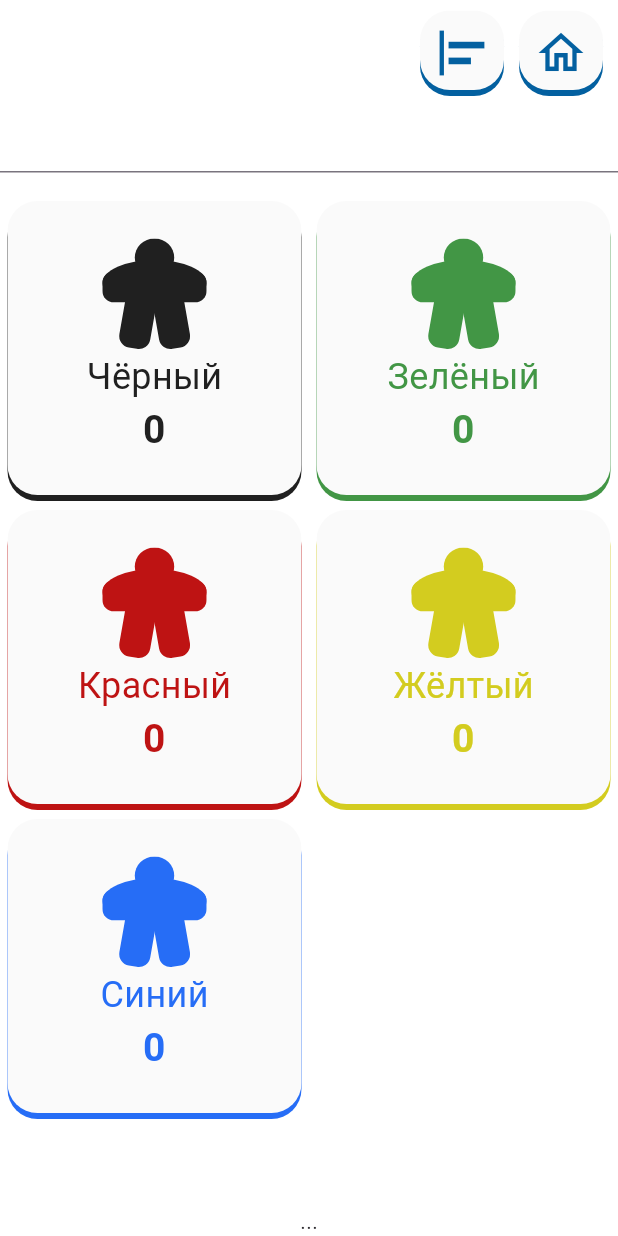
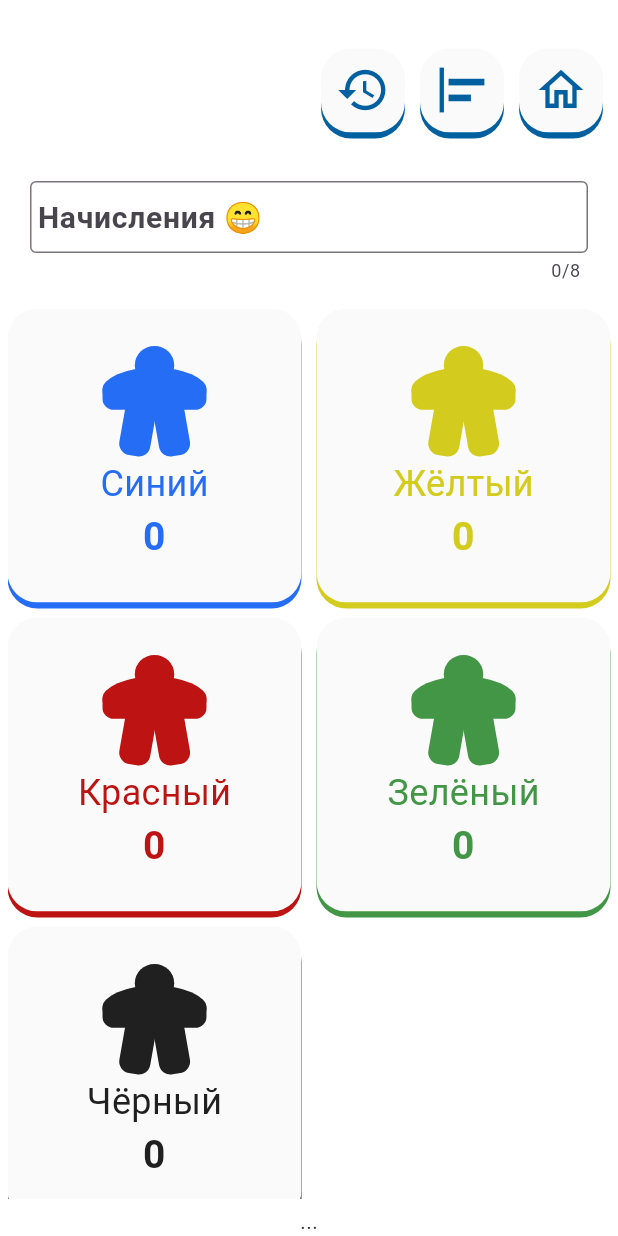
Before and after one commit to NOOBHECMETAHKA/Carcasson, a Flutter app: the screen it shows after launch, after a tap on the "align horizontal left" icon, on a phone screen of 412 x 824 dp. Run offline on Flutter 3.47's test engine with Material 3 defaults, Android fonts, the phone set to English and light mode, and no system bars; our stand-ins replace flutter_svg, hive, hive_flutter; accounts and stored records are empty.

Commit message:
point work finished, add or remove points with hive saved

```diff
--- a/lib/config/constants.dart
+++ b/lib/config/constants.dart
@@ -1 +1 @@
-const String savedGame = 'carcassonne';
+const String savedGameConstant = 'carcassonne';
--- a/lib/main.dart
+++ b/lib/main.dart
@@ -1,3 +1,4 @@
+import 'package:carcassonne/models/player_model.dart';
 import 'package:flutter/material.dart';
 import 'package:hive_flutter/hive_flutter.dart';
 
@@ -7,6 +8,7 @@ import 'screens/game_screen.dart';
 void main() async {
   WidgetsFlutterBinding.ensureInitialized();
   await Hive.initFlutter();
+  Hive.registerAdapter(UnitPlayerAdapter());
   runApp(const MyApp());
 }
 
--- a/lib/models/player_model.dart
+++ b/lib/models/player_model.dart
@@ -7,9 +7,9 @@ class UnitPlayer extends HiveObject {
   @HiveField(0)
   String name;
   @HiveField(1)
-  int point = 0;
+  int point;
   @HiveField(2)
   String? image;
 
-  UnitPlayer(this.name, {required int point, this.image});
+  UnitPlayer(this.name, this.point, {this.image});
 }
--- a/lib/screens/game_screen.dart
+++ b/lib/screens/game_screen.dart
@@ -1,9 +1,15 @@
+//libs
 import 'package:flutter/material.dart';
+import 'package:flutter/services.dart';
+import 'package:flutter_svg/flutter_svg.dart';
+import 'package:hive_flutter/hive_flutter.dart';
+//styles
 import 'package:carcassonne/styles/base_elements_styles.dart';
 import 'package:carcassonne/styles/base_colors.dart';
-
+//configs
+import 'package:carcassonne/config/constants.dart';
+//models
 import 'package:carcassonne/models/player_model.dart';
-import 'package:flutter_svg/flutter_svg.dart';
 
 class GameScreen extends StatefulWidget {
   const GameScreen({super.key});
@@ -13,17 +19,52 @@ class GameScreen extends StatefulWidget {
 }
 
 class _GameScreenState extends State<GameScreen> {
-  TextEditingController pointEditor = TextEditingController();
+  /// Контроллер текста
+  /// * Для начисления и отчисления большого количества очков мгновенно
+  TextEditingController pointEditorEditController = TextEditingController();
 
+  /// Значение выбранного элемета
+  /// * Скрывает нижнюю панель
+  /// * Указывает на выбранного юнита
   int selectedPlayer = -1;
 
-  List<UnitPlayer> players = List.of([
-    UnitPlayer("Чёрный", point: 0, image: 'lib/img/svg/Black-unit.svg'),
-    UnitPlayer("Зелёный", point: 0, image: 'lib/img/svg/Green-unit.svg'),
-    UnitPlayer("Красный", point: 0, image: 'lib/img/svg/Red-unit.svg'),
-    UnitPlayer("Жёлтый", point: 0, image: 'lib/img/svg/Yellow-unit.svg'),
-    UnitPlayer("Синий", point: 0, image: 'lib/img/svg/Blue-unit.svg'),
-  ]);
+  List<UnitPlayer> players = [];
+
+  List<UnitPlayer> getDefaultPlayers() {
+    return List.of([
+      UnitPlayer("Чёрный", 0, image: 'lib/img/svg/Black-unit.svg'),
+      UnitPlayer("Зелёный", 0, image: 'lib/img/svg/Green-unit.svg'),
+      UnitPlayer("Красный", 0, image: 'lib/img/svg/Red-unit.svg'),
+      UnitPlayer("Жёлтый", 0, image: 'lib/img/svg/Yellow-unit.svg'),
+      UnitPlayer("Синий", 0, image: 'lib/img/svg/Blue-unit.svg'),
+    ]);
+  }
+
+  @override
+  void initState() {
+    super.initState();
+    setSavedPlayers();
+  }
+
+  Future<void> setSavedPlayers() async {
+    var unitPlayersBox = await Hive.openBox<UnitPlayer>(savedGameConstant);
+    List<UnitPlayer> unitsPlayers = unitPlayersBox.values.toList();
+    setState(() {
+      players = unitsPlayers.isEmpty ? getDefaultPlayers() : unitsPlayers;
+    });
+    if (unitsPlayers.isEmpty) await unitPlayersBox.addAll(players);
+    await unitPlayersBox.close();
+  }
+
+  Future<void> changeValuesPoints(UnitPlayer player) async {
+    var unitPlayersBox = await Hive.openBox(savedGameConstant);
+    if (unitPlayersBox.isOpen) {
+      UnitPlayer playerToUpdate =
+          UnitPlayer(player.name, player.point, image: player.image);
+      await unitPlayersBox.put(player.key, playerToUpdate);
+    }
+    if (unitPlayersBox.isOpen) await unitPlayersBox.close();
+  }
 
   @override
   Widget build(BuildContext context) {
@@ -33,7 +74,7 @@ class _GameScreenState extends State<GameScreen> {
         mainAxisSize: MainAxisSize.max,
         children: [
           Expanded(
-              flex: 1,
+              flex: 2,
               child: Padding(
                 padding: const EdgeInsets.symmetric(horizontal: 5, vertical: 7),
                 child: Row(
@@ -41,8 +82,18 @@ class _GameScreenState extends State<GameScreen> {
                   mainAxisAlignment: MainAxisAlignment.end,
                   children: [
                     RoundedIconButton(
+                      icon: Icons.history,
+                      onTap: () {},
+                    ),
+                    RoundedIconButton(
                       icon: Icons.align_horizontal_left,
-                      onTap: () {},
+                      onTap: () {
+                        setState(() {
+                          players.sort((a, b) => a.point.compareTo(b.point));
+                          players = players.reversed.toList();
+                          selectedPlayer = -1;
+                        });
+                      },
                     ),
                     RoundedIconButton(
                       icon: Icons.home_outlined,
@@ -51,13 +102,34 @@ class _GameScreenState extends State<GameScreen> {
                   ],
                 ),
               )),
-          Expanded(flex: 1, child: TextField(
-            keyboardType: TextInputType.number,
-          )),
+          SizedBox(
+            height: 80,
+            child: Padding(
+              padding: const EdgeInsets.symmetric(horizontal: 20),
+              child: TextField(
+                controller: pointEditorEditController,
+                inputFormatters: [FilteringTextInputFormatter.digitsOnly],
+                maxLines: 1,
+                maxLength: 8,
+                readOnly: selectedPlayer == -1,
+                style: const TextStyle(
+                    fontSize: 20,
+                    color: blueGamerColor,
+                    fontWeight: FontWeight.bold),
+                keyboardType: TextInputType.number,
+                decoration: const InputDecoration(
+                  contentPadding:
+                      EdgeInsets.symmetric(vertical: 0, horizontal: 5),
+                  border: OutlineInputBorder(gapPadding: 0),
+                  hintText: 'Начисления 😁',
+                ),
+              ),
+            ),
+          ),
           Expanded(
               flex: 10,
               child: Padding(
-                padding: const EdgeInsets.symmetric(horizontal: 5),
+                padding: const EdgeInsets.symmetric(horizontal: 5, vertical: 5),
                 child: GridView.builder(
                     gridDelegate:
                         const SliverGridDelegateWithFixedCrossAxisCount(
@@ -92,11 +164,6 @@ class _GameScreenState extends State<GameScreen> {
                                 });
                               },
                               onDoubleTap: () {
-                                setState(() {
-                                  selectedPlayer = -1;
-                                });
-                              },
-                              onLongPress: () {
                                 setState(() {
                                   selectedPlayer = -1;
                                 });
@@ -138,7 +205,7 @@ class _GameScreenState extends State<GameScreen> {
               )),
           selectedPlayer != -1
               ? Expanded(
-                  flex: 1,
+                  flex: 2,
                   child: Padding(
                     padding:
                         const EdgeInsets.symmetric(horizontal: 5, vertical: 7),
@@ -150,21 +217,47 @@ class _GameScreenState extends State<GameScreen> {
                         getPlayerLabel(players[selectedPlayer].name),
                         Row(
                           children: [
+                            /// Кнопка добавления очков
+                            /// Если в поле "Начисления" введено значение, то количество очков увеличится
+                            /// Если пусто прибавится 1
                             RoundedIconButton(
                                 icon: Icons.add,
                                 onTap: () {
                                   setState(() {
-                                    players[selectedPlayer].point++;
+                                    int? points = int.tryParse(
+                                        pointEditorEditController.text);
+                                    if (points != null) {
+                                      players[selectedPlayer].point =
+                                          players[selectedPlayer].point +
+                                              points;
+                                    } else {
+                                      players[selectedPlayer].point++;
+                                    }
+                                    pointEditorEditController.text = "";
                                   });
+                                  changeValuesPoints(players[selectedPlayer]);
                                 }),
                             RoundedIconButton(
                                 icon: Icons.remove,
                                 onTap: () {
                                   setState(() {
-                                    if (players[selectedPlayer].point != 0) {
+                                    int? points = int.tryParse(
+                                        pointEditorEditController.text);
+                                    if (points != null) {
+                                      if (players[selectedPlayer].point -
+                                              points <
+                                          0) {
+                                        players[selectedPlayer].point = 0;
+                                      } else{
+                                        players[selectedPlayer].point =
+                                        players[selectedPlayer].point - points;
+                                      }
+                                    } else if (players[selectedPlayer].point !=
+                                        0) {
                                       players[selectedPlayer].point--;
                                     }
                                   });
+                                  changeValuesPoints(players[selectedPlayer]);
                                 }),
                           ],
                         )
@@ -192,72 +285,3 @@ class _GameScreenState extends State<GameScreen> {
     );
   }
 }
-
-//===Outher Styles
-
-class TwoColumnList extends StatelessWidget {
-  const TwoColumnList({super.key});
-
-  @override
-  Widget build(BuildContext context) {
-    return GridView.builder(
-      gridDelegate: const SliverGridDelegateWithFixedCrossAxisCount(
-        crossAxisCount: 2,
-      ),
-      itemCount: 10,
-      itemBuilder: (BuildContext context, int index) {
-        return ListTile(
-          title: Text('Item $index'),
-          subtitle: Text('Subtitle $index'),
-          leading: Icon(Icons.list),
-          onTap: () {
-            print('Tapped on Item $index');
-          },
-        );
-      },
-    );
-  }
-}
-
-class RoundedIconButton extends StatelessWidget {
-  final IconData icon;
-  final VoidCallback onTap;
-
-  const RoundedIconButton({required this.icon, required this.onTap});
-
-  @override
-  Widget build(BuildContext context) {
-    return Padding(
-      padding: const EdgeInsets.symmetric(horizontal: 5),
-      child: Container(
-        decoration: BoxDecoration(
-          borderRadius: BorderRadius.circular(20.0),
-          boxShadow: const [
-            BoxShadow(
-              color: blueGamerColor,
-              offset: Offset(0, 4),
-              blurRadius: 0, // Размытие тени
-            ),
-          ],
-        ),
-        child: ClipRRect(
-          borderRadius: BorderRadius.circular(20.0),
-          child: Material(
-            color: whiteBackgroundColor,
-            child: InkWell(
-              onTap: onTap,
-              child: Padding(
-                padding: const EdgeInsets.all(10.0),
-                child: Icon(
-                  icon,
-                  size: 36.0,
-                  color: blueGamerColor,
-                ),
-              ),
-            ),
-          ),
-        ),
-      ),
-    );
-  }
-}
--- a/lib/styles/base_elements_styles.dart
+++ b/lib/styles/base_elements_styles.dart
@@ -16,3 +16,46 @@ final ButtonStyle buttonIconsStyle = ElevatedButton.styleFrom(
     elevation: 0,
     shape: const RoundedRectangleBorder(
         borderRadius: BorderRadius.all(Radius.circular(20))));
+
+class RoundedIconButton extends StatelessWidget {
+  final IconData icon;
+  final VoidCallback onTap;
+
+  const RoundedIconButton({super.key, required this.icon, required this.onTap});
+
+  @override
+  Widget build(BuildContext context) {
+    return Padding(
+      padding: const EdgeInsets.symmetric(horizontal: 5),
+      child: Container(
+        decoration: BoxDecoration(
+          borderRadius: BorderRadius.circular(20.0),
+          boxShadow: const [
+            BoxShadow(
+              color: blueGamerColor,
+              offset: Offset(0, 4),
+              blurRadius: 0, // Размытие тени
+            ),
+          ],
+        ),
+        child: ClipRRect(
+          borderRadius: BorderRadius.circular(20.0),
+          child: Material(
+            color: whiteBackgroundColor,
+            child: InkWell(
+              onTap: onTap,
+              child: Padding(
+                padding: const EdgeInsets.all(10.0),
+                child: Icon(
+                  icon,
+                  size: 36.0,
+                  color: blueGamerColor,
+                ),
+              ),
+            ),
+          ),
+        ),
+      ),
+    );
+  }
+}
```
Also changed, not shown: lib/models/player_model.g.dart.
